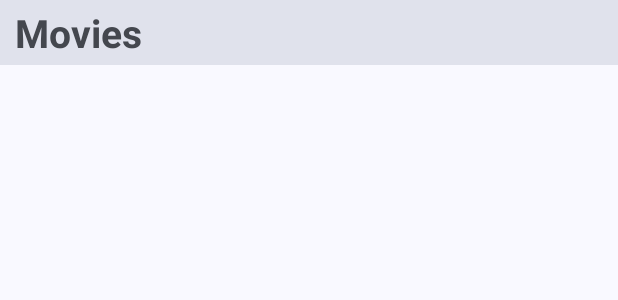
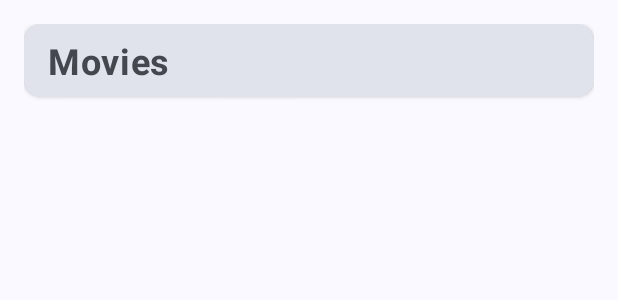
Before and after one commit to lukaakhalkatsi/final, an Android app: the layout fragment_home.xml on its own in the app's theme, with its tools: preview values and no code run, on a phone screen of 412 x 824 dp. Shown: the top 300 px of the screen. Run offline under Robolectric (Android 15) with nearby library versions, the phone set to English and light mode, and no system bars.

Commit message:
home page fixes & finished

```diff
--- /dev/null
+++ b/app/src/main/res/drawable/bg_section_header.xml
@@ -0,0 +1,5 @@
+<shape xmlns:android="http://schemas.android.com/apk/res/android"
+    android:shape="rectangle">
+    <solid android:color="@color/md_theme_surfaceVariant"/>
+    <corners android:radius="12dp"/>
+</shape>
--- a/app/src/main/res/layout/fragment_home.xml
+++ b/app/src/main/res/layout/fragment_home.xml
@@ -4,24 +4,32 @@
     android:layout_width="match_parent"
     android:layout_height="match_parent"
     android:orientation="vertical"
+    android:padding="16dp"
+    android:background="@color/md_theme_background"
     tools:context=".screen.home.HomeFragment">
 
+    <!-- Section Title -->
     <TextView
         android:layout_width="match_parent"
         android:layout_height="wrap_content"
-        android:layout_marginBottom="10dp"
-        android:background="@color/md_theme_surfaceVariant"
-        android:paddingHorizontal="10dp"
-        android:paddingVertical="4dp"
+        android:layout_marginBottom="12dp"
+        android:background="@drawable/bg_section_header"
+        android:elevation="2dp"
+        android:paddingHorizontal="16dp"
+        android:paddingVertical="8dp"
         android:text="@string/movies"
         android:textColor="@color/md_theme_onSurfaceVariant"
-        android:textSize="26sp"
-        android:textStyle="bold" />
+        android:textSize="24sp"
+        android:textStyle="bold"
+        android:letterSpacing="0.02" />
 
+    <!-- Movie List -->
     <androidx.recyclerview.widget.RecyclerView
         android:id="@+id/rvMovies"
         android:layout_width="match_parent"
         android:layout_height="0dp"
-        android:layout_weight="1" />
+        android:layout_weight="1"
+        android:clipToPadding="false"
+        android:paddingBottom="8dp" />
 
 </LinearLayout>
```
